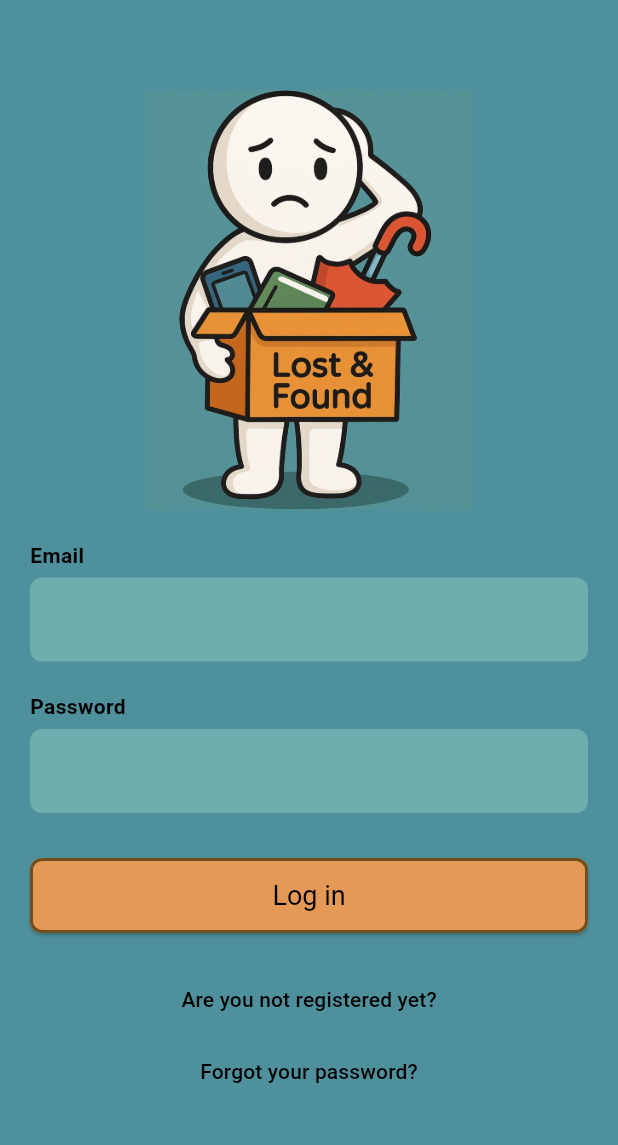
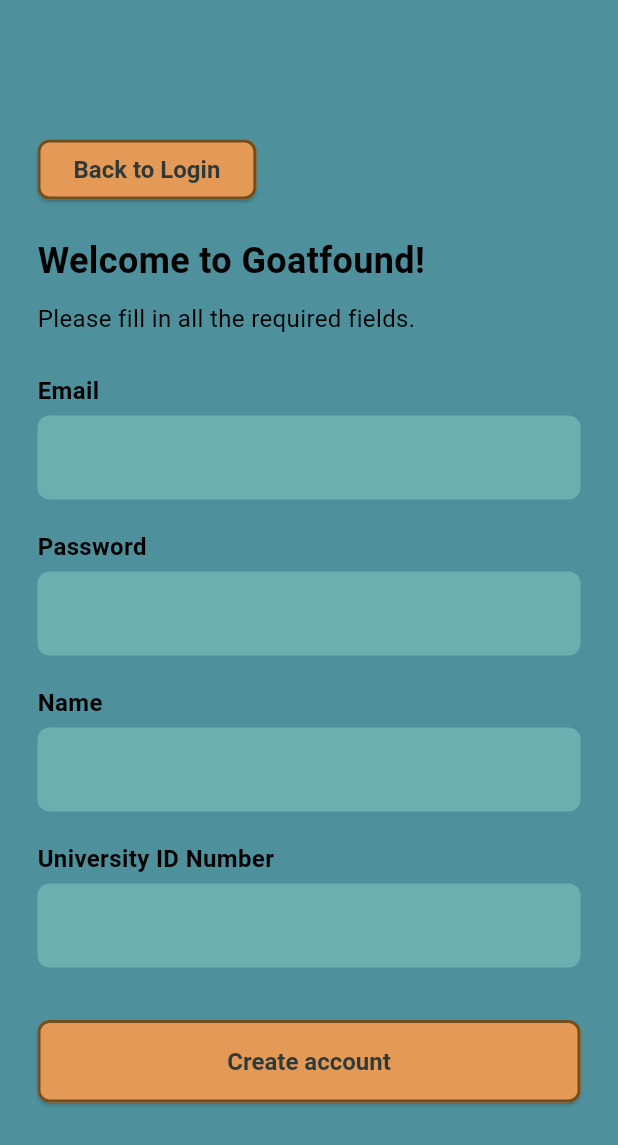
Before and after one commit to pontoandres/Group-16-LostAndFound, a Flutter app: the screen it shows after launch, after a tap on "Are you not registered yet?", on a phone screen of 412 x 824 dp. Shown: the top 1145 px of the screen. Run offline on Flutter 3.47's test engine with Material 3 defaults, Android fonts, the phone set to English and light mode, and no system bars; our stand-ins replace supabase_flutter; accounts and stored records are empty.

Commit message:
version error correction

```diff
--- a/flutter_app/lib/presentation/register/register_page.dart
+++ b/flutter_app/lib/presentation/register/register_page.dart
@@ -0,0 +1,151 @@
+import 'package:flutter/material.dart';
+import 'package:provider/provider.dart';
+import '../../viewmodels/register_viewmodel/register_viewmodel.dart';
+
+class RegisterPage extends StatelessWidget {
+  const RegisterPage({super.key});
+
+  @override
+  Widget build(BuildContext context) {
+    return ChangeNotifierProvider(
+      create: (_) => RegisterViewModel(),
+      child: const _RegisterPageContent(),
+    );
+  }
+}
+
+class _RegisterPageContent extends StatelessWidget {
+  const _RegisterPageContent();
+
+  @override
+  Widget build(BuildContext context) {
+    final vm = Provider.of<RegisterViewModel>(context);
+
+    return Scaffold(
+      backgroundColor: const Color(0xFF4E919D),
+      body: Center(
+        child: SingleChildScrollView(
+          padding: const EdgeInsets.symmetric(horizontal: 25, vertical: 40),
+          child: Column(
+            crossAxisAlignment: CrossAxisAlignment.start,
+            children: [
+              // Back button
+              Align(
+                alignment: Alignment.centerLeft,
+                child: ElevatedButton(
+                  onPressed: () => Navigator.pushNamed(context, '/login'),
+                  style: _buttonStyle,
+                  child: const Text("Back to Login"),
+                ),
+              ),
+              const SizedBox(height: 20),
+
+              const Text(
+                "Welcome to Goatfound!",
+                style: TextStyle(
+                  fontSize: 24,
+                  fontWeight: FontWeight.bold,
+                  color: Colors.black,
+                ),
+              ),
+              const SizedBox(height: 10),
+
+              const Text(
+                "Please fill in all the required fields.",
+                style: TextStyle(fontSize: 16, color: Colors.black),
+              ),
+              const SizedBox(height: 25),
+
+              const Text("Email", style: _labelStyle),
+              const SizedBox(height: 5),
+              _buildTextField(vm.emailController, hint: "youremail@uniandes.edu.co"),
+
+              const SizedBox(height: 20),
+              const Text("Password", style: _labelStyle),
+              const SizedBox(height: 5),
+              _buildTextField(vm.passwordController, hint: "Your password", obscure: true),
+
+              const SizedBox(height: 20),
+              const Text("Name", style: _labelStyle),
+              const SizedBox(height: 5),
+              _buildTextField(vm.nameController, hint: "Your name"),
+
+              const SizedBox(height: 20),
+              const Text("University ID Number", style: _labelStyle),
+              const SizedBox(height: 5),
+              _buildTextField(vm.uniIdController, hint: "Your university code"),
+
+              const SizedBox(height: 35),
+              SizedBox(
+                width: double.infinity,
+                height: 55,
+                child: ElevatedButton(
+                  onPressed: vm.isLoading
+                      ? null
+                      : () async {
+                          final success = await vm.register();
+                          if (success && context.mounted) {
+                            ScaffoldMessenger.of(context).showSnackBar(
+                              const SnackBar(content: Text("Account created. Check your email.")),
+                            );
+                            Navigator.pushNamed(context, '/login');
+                          } else if (vm.errorMessage != null) {
+                            ScaffoldMessenger.of(context).showSnackBar(
+                              SnackBar(content: Text(vm.errorMessage!)),
+                            );
+                          }
+                        },
+                  style: _buttonStyle,
+                  child: vm.isLoading
+                      ? const CircularProgressIndicator(color: Colors.white)
+                      : const Text("Create account"),
+                ),
+              ),
+            ],
+          ),
+        ),
+      ),
+    );
+  }
+
+  Widget _buildTextField(TextEditingController controller,
+      {required String hint, bool obscure = false}) {
+    return TextField(
+      controller: controller,
+      obscureText: obscure,
+      style: const TextStyle(color: Color(0xFF2D3A3A)),
+      decoration: InputDecoration(
+        hintText: hint,
+        hintStyle: const TextStyle(color: Color(0xFF6DAEAE)),
+        filled: true,
+        fillColor: const Color(0xFF6DAEAE),
+        border: OutlineInputBorder(
+          borderRadius: BorderRadius.circular(8),
+          borderSide: BorderSide.none,
+        ),
+      ),
+    );
+  }
+}
+
+const TextStyle _labelStyle = TextStyle(
+  fontWeight: FontWeight.bold,
+  fontSize: 16,
+  color: Colors.black,
+);
+
+final ButtonStyle _buttonStyle = ElevatedButton.styleFrom(
+  backgroundColor: const Color(0xFFE49957),
+  foregroundColor: const Color(0xFF2D3A3A),
+  textStyle: const TextStyle(
+    fontSize: 16,
+    fontWeight: FontWeight.w600,
+  ),
+  shape: RoundedRectangleBorder(
+    borderRadius: BorderRadius.circular(8),
+    side: const BorderSide(
+      color: Color(0xFF714E1E),
+      width: 2,
+    ),
+  ),
+);
--- a/flutter_app/lib/routes/app_routes.dart
+++ b/flutter_app/lib/routes/app_routes.dart
@@ -21,7 +21,7 @@ class AppRoutes {
   static Map<String, WidgetBuilder> get routes {
     return {
       login: (context) => const LoginPage(),
-      //register: (context) => const RegisterPage(),
+      register: (context) => const RegisterPage(),
       forgot_password: (context) => const ForgotPasswordPage(),
 
       //feed: (context) => const FeedPage(),
--- /dev/null
+++ b/flutter_app/lib/viewmodels/feed_viewmodel/feed_viewmodel.dart
@@ -0,0 +1,14 @@
+class LostItem {
+  final String name;
+  final String imagePath;
+
+  LostItem({required this.name, required this.imagePath});
+}
+
+class FeedViewModel {
+
+  List<LostItem> getLostItems() {
+
+    return [];
+  }
+}
```
Also changed, not shown: flutter_app/lib/presentation/feed/feed_page.dart (+146 -0 lines).
